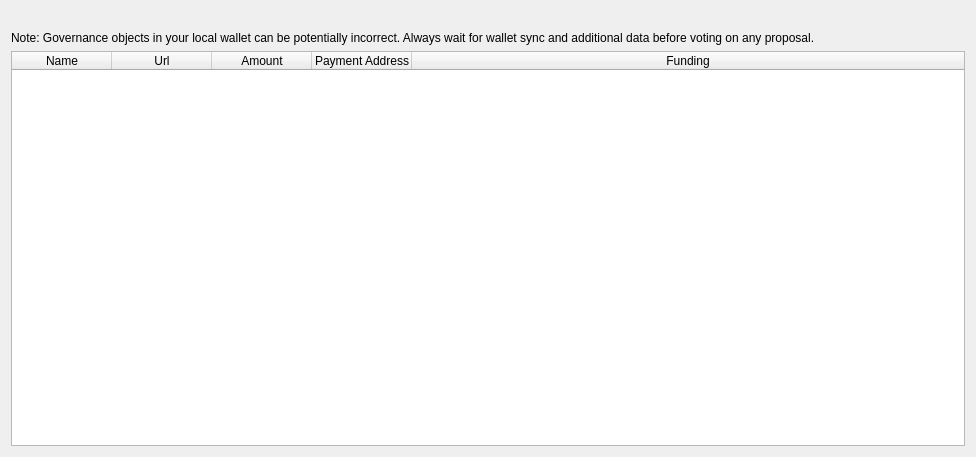
Old version of the form src/qt/forms/governancelist.ui in the repository tvl83/MNPCoin-PolisCore.
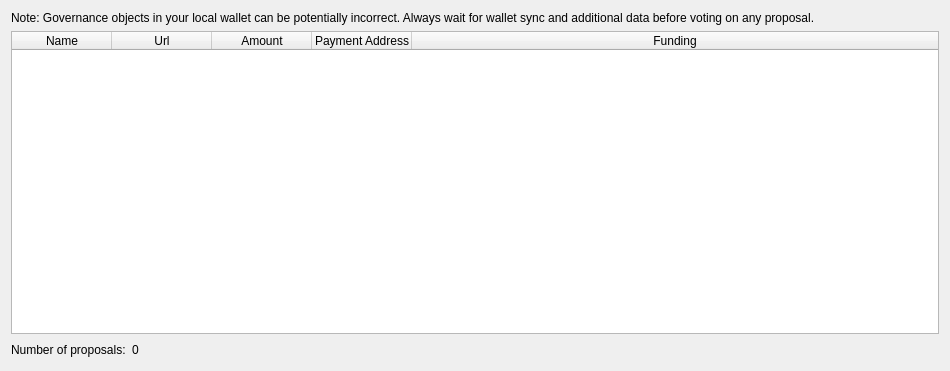
New version of the form.

Commit message: WIP - GobjectList - Disable PrivateSend

Diff of the .ui file:
```diff
--- a/src/qt/forms/governancelist.ui
+++ b/src/qt/forms/governancelist.ui
@@ -6,34 +6,14 @@
    <rect>
     <x>0</x>
     <y>0</y>
-    <width>976</width>
-    <height>457</height>
+    <width>950</width>
+    <height>371</height>
    </rect>
   </property>
   <property name="windowTitle">
    <string>Form</string>
   </property>
   <layout class="QVBoxLayout" name="verticalLayout">
-   <item>
-    <spacer name="horizontalSpacer0">
-     <property name="orientation">
-      <enum>Qt::Horizontal</enum>
-     </property>
-     <property name="sizeHint" stdset="0">
-      <size>
-       <width>949</width>
-       <height>20</height>
-      </size>
-     </property>
-    </spacer>
-   </item>
-   <item>
-    <layout class="QHBoxLayout" name="horizontalLayout_5">
-     <property name="bottomMargin">
-      <number>0</number>
-     </property>
-    </layout>
-   </item>
    <item>
     <layout class="QHBoxLayout" name="horizontalLayout_note">
      <property name="bottomMargin">
@@ -101,6 +81,37 @@
      </column>
     </widget>
    </item>
+   <item>
+    <layout class="QHBoxLayout" name="horizontalLayout">
+     <item>
+      <widget class="QLabel" name="countGobjectText">
+       <property name="text">
+        <string>Number of proposals:</string>
+       </property>
+      </widget>
+     </item>
+     <item>
+      <widget class="QLabel" name="countGobjectLabel">
+       <property name="text">
+        <string>0</string>
+       </property>
+      </widget>
+     </item>
+     <item>
+      <spacer name="horizontalSpacer">
+       <property name="orientation">
+        <enum>Qt::Horizontal</enum>
+       </property>
+       <property name="sizeHint" stdset="0">
+        <size>
+         <width>40</width>
+         <height>20</height>
+        </size>
+       </property>
+      </spacer>
+     </item>
+    </layout>
+   </item>
   </layout>
  </widget>
  <resources/>
```
Left out of the diff: 6 changed lines with no effect on the pictures. The commit also changes 7 other files.
